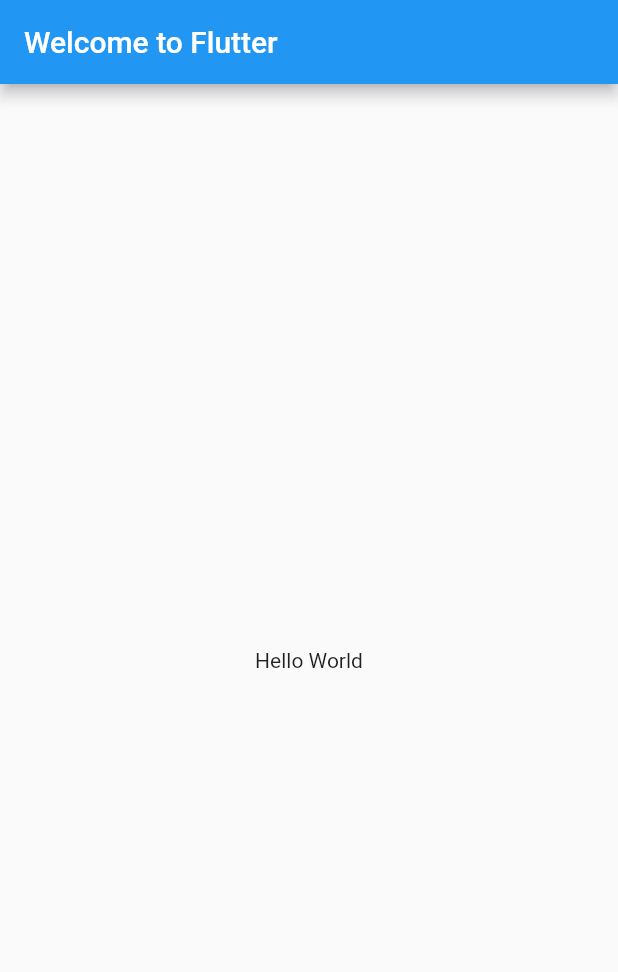
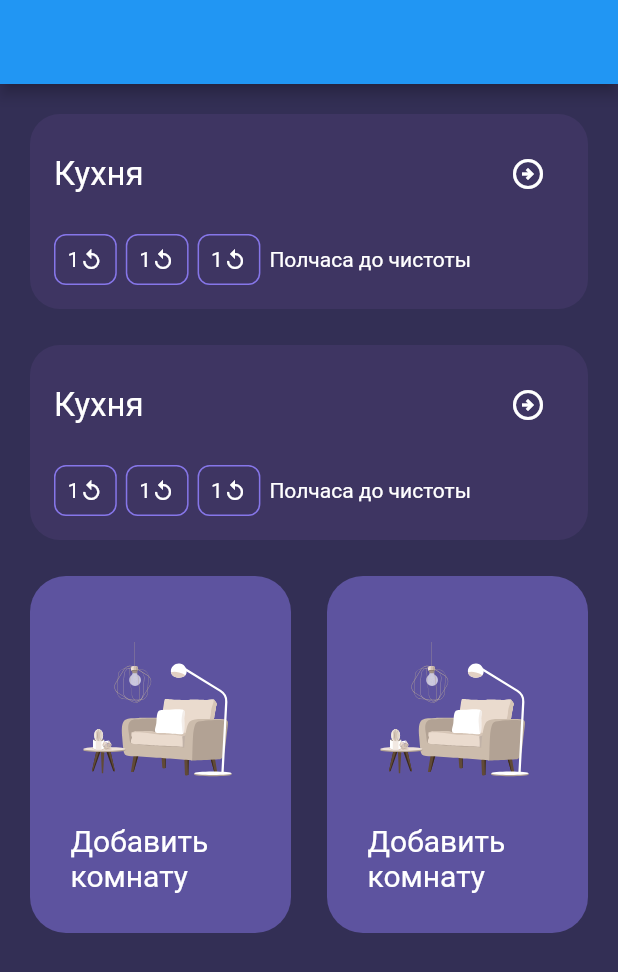
Before and after one commit to dyxonix/CleanApp-case-study, a Flutter app: the screen it shows after launch, on a phone screen of 412 x 824 dp. Shown: the top 972 px of the screen. Run offline on Flutter 3.47's test engine with Material 2 defaults, Android fonts, the phone set to English and light mode, and no system bars; our stand-ins replace flutter_svg; missing offline and left inert: dart:js.

Commit message:
fix:add sructure file

```diff
--- /dev/null
+++ b/lib/location/location_card.dart
@@ -0,0 +1,28 @@
+import 'dart:js';
+
+import 'package:flutter/material.dart';
+
+import 'location_title.dart';
+import 'settings_blocks.dart';
+
+class LocationCard extends StatelessWidget {
+  const LocationCard({Key? key}) : super(key: key);
+
+  @override
+  Widget build(BuildContext context) {
+    return Container(
+      // height: 100,
+      padding: const EdgeInsets.all(16),
+      decoration: const BoxDecoration(
+        color: Color(0xFF3E3562),
+        borderRadius: BorderRadius.all(Radius.circular(20)),
+      ),
+      child: Column(
+        children: const [
+          LocationTitle(),
+          SettingsBlock(),
+        ],
+      ),
+    );
+  }
+}
--- /dev/null
+++ b/lib/location/location_title.dart
@@ -0,0 +1,37 @@
+import 'dart:js';
+
+import 'package:flutter/material.dart';
+
+import 'settings_blocks.dart';
+
+class LocationTitle extends StatelessWidget {
+  const LocationTitle({super.key});
+
+  @override
+  Widget build(BuildContext context) {
+    return Container(
+      margin: const EdgeInsets.only(bottom: 16),
+      decoration: const BoxDecoration(
+        color: Color(0xFF3E3562),
+        borderRadius: BorderRadius.all(Radius.circular(20)),
+      ),
+      child: Row(
+          mainAxisSize: MainAxisSize.max,
+          mainAxisAlignment: MainAxisAlignment.spaceBetween,
+          children: [
+            const Text(
+              'Кухня',
+              style: TextStyle(
+                fontSize: 22,
+                color: Colors.white,
+              ),
+            ),
+            IconButton(
+              color: Colors.white,
+              onPressed: () {},
+              icon: const Icon(Icons.arrow_circle_right_outlined),
+            ),
+          ]),
+    );
+  }
+}
--- /dev/null
+++ b/lib/location/settings_blocks.dart
@@ -0,0 +1,52 @@
+import 'package:flutter/material.dart';
+
+class SettingsBlock extends StatelessWidget {
+  const SettingsBlock({super.key});
+  @override
+  Widget build(BuildContext context) {
+    return Container(
+      child: Row(children: [
+        SettingsPins(),
+        SettingsPins(),
+        SettingsPins(),
+        const Text(
+          'Полчаса до чистоты',
+          style: TextStyle(
+            fontSize: 14,
+            color: Colors.white,
+          ),
+        ),
+      ]),
+    );
+  }
+}
+
+class SettingsPins extends StatelessWidget {
+  const SettingsPins({super.key});
+
+  @override
+  Widget build(BuildContext context) {
+    return Container(
+      padding: const EdgeInsets.all(8),
+      margin: const EdgeInsets.only(right: 6),
+      decoration: BoxDecoration(
+          border: Border.all(color: const Color(0xFF8676E9), width: 1),
+          borderRadius: const BorderRadius.all(Radius.circular(8)),
+          shape: BoxShape.rectangle),
+      child: Row(children: const [
+        Text(
+          '1',
+          style: TextStyle(
+            fontSize: 14,
+            color: Color.fromARGB(255, 255, 255, 255),
+          ),
+        ),
+        Icon(
+          Icons.replay,
+          size: 16,
+          color: Colors.white,
+        ),
+      ]),
+    );
+  }
+}
--- a/lib/main.dart
+++ b/lib/main.dart
@@ -1,4 +1,6 @@
 import 'package:flutter/material.dart';
+import 'location/location_card.dart';
+import 'room/room_box.dart';
 
 void main() {
   runApp(const MyApp());
@@ -10,13 +12,24 @@
   @override
   Widget build(BuildContext context) {
     return MaterialApp(
-      title: 'Welcome to Flutter',
+      title: 'CleanApp',
+      theme: ThemeData(
+        scaffoldBackgroundColor: const Color(0xFF332F55),
+      ),
       home: Scaffold(
-        appBar: AppBar(
-          title: const Text('Welcome to Flutter'),
-        ),
-        body: const Center(
-          child: Text('Hello World'),
+        appBar: AppBar(),
+        body: Padding(
+          padding: const EdgeInsets.all(20),
+          child: Column(
+            children: const [
+              LocationCard(),
+              SizedBox(
+                height: 24,
+              ),
+              LocationCard(),
+              AddRoomBox(),
+            ],
+          ),
         ),
       ),
     );
--- /dev/null
+++ b/lib/room/room_box.dart
@@ -0,0 +1,25 @@
+import 'package:flutter/material.dart';
+import 'room_content.dart';
+
+class AddRoomBox extends StatelessWidget {
+  const AddRoomBox({Key? key}) : super(key: key);
+
+  @override
+  Widget build(BuildContext context) {
+    return Container(
+      margin: const EdgeInsets.symmetric(vertical: 24),
+      decoration: const BoxDecoration(
+        borderRadius: BorderRadius.all(Radius.circular(20)),
+      ),
+      child: Row(
+        children: const [
+          Expanded(child: TitleOptionals()),
+          SizedBox(
+            width: 24,
+          ),
+          Expanded(child: TitleOptionals()),
+        ],
+      ),
+    );
+  }
+}
--- /dev/null
+++ b/lib/room/room_content.dart
@@ -0,0 +1,30 @@
+import 'package:flutter/material.dart';
+import 'package:flutter_svg/svg.dart';
+
+class TitleOptionals extends StatelessWidget {
+  const TitleOptionals({super.key});
+
+  @override
+  Widget build(BuildContext context) {
+    return Container(
+      // width: MediaQuery.of(context).size.width,
+      padding: const EdgeInsets.all(27),
+      decoration: const BoxDecoration(
+        color: Color(0xFF5D539F),
+        borderRadius: BorderRadius.all(Radius.circular(24)),
+      ),
+      child: Column(children: [
+        SvgPicture.asset(
+          'assets/images/Room.svg',
+        ),
+        const Text(
+          "Добавить комнату",
+          style: TextStyle(
+            fontSize: 20,
+            color: Color.fromARGB(255, 255, 255, 255),
+          ),
+        ),
+      ]),
+    );
+  }
+}
--- a/pubspec.yaml
+++ b/pubspec.yaml
@@ -21,6 +21,7 @@
 
 environment:
   sdk: '>=2.18.2 <3.0.0'
+  flutter: 3.3.4
 
 # Dependencies specify other packages that your package needs in order to work.
 # To automatically upgrade your package dependencies to the latest versions
@@ -36,6 +37,7 @@
   # The following adds the Cupertino Icons font to your application.
   # Use with the CupertinoIcons class for iOS style icons.
   cupertino_icons: ^1.0.2
+  flutter_svg: ^1.1.6
 
 dev_dependencies:
   flutter_test:
@@ -58,6 +60,8 @@
   # included with your application, so that you can use the icons in
   # the material Icons class.
   uses-material-design: true
+  assets:
+    - assets/images/
 
   # To add assets to your application, add an assets section, like this:
   # assets:
```
Also changed, not shown: assets/images/Room.svg (added), pubspec.lock, 32 other files.
